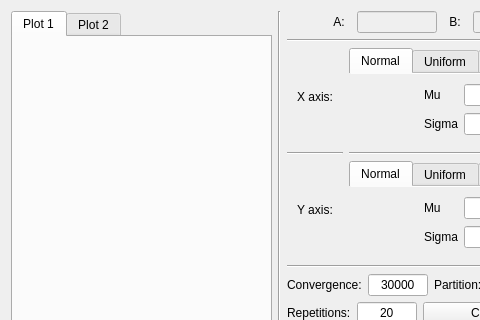
This is UI/stats.ui in bakeryproducts/ConstructorM4 as Qt 5 draws it before an edit; both pictures show x 0 to 480 and y 0 to 320 of the 564 by 772 pixel window. The edited form follows.
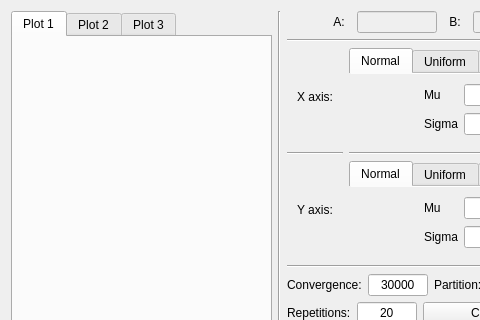
This is the edited form. The open tabs and pages were chosen to show the change.

Diff of the .ui file:
```diff
--- a/UI/stats.ui
+++ b/UI/stats.ui
@@ -31,6 +31,11 @@
          <string>Plot 2</string>
         </attribute>
        </widget>
+       <widget class="QWidget" name="tab_3">
+        <attribute name="title">
+         <string>Plot 3</string>
+        </attribute>
+       </widget>
       </widget>
      </item>
      <item>
```
Left out of the diff: 2 changed lines with no effect on the pictures.
